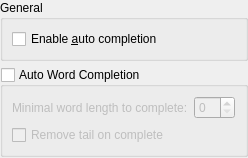
Qt form part/dialogs/completionconfigtab.ui (KDE/kate) before a commit.
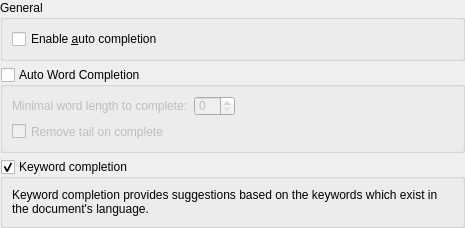
The same form after that commit. Custom widgets are drawn as their Qt base class.

Commit message:
Keyword-based completion model
REVIEW:115422

The edit to the form file:
```diff
--- a/part/dialogs/completionconfigtab.ui
+++ b/part/dialogs/completionconfigtab.ui
@@ -2,6 +2,14 @@
 <ui version="4.0">
  <class>CompletionConfigTab</class>
  <widget class="QWidget" name="CompletionConfigTab">
+  <property name="geometry">
+   <rect>
+    <x>0</x>
+    <y>0</y>
+    <width>465</width>
+    <height>228</height>
+   </rect>
+  </property>
   <layout class="QVBoxLayout" name="verticalLayout">
    <property name="margin">
     <number>0</number>
@@ -74,6 +82,28 @@
      </layout>
     </widget>
    </item>
+   <item>
+    <widget class="QGroupBox" name="gbKeywordCompletion">
+     <property name="title">
+      <string>Keyword completion</string>
+     </property>
+     <property name="checkable">
+      <bool>true</bool>
+     </property>
+     <layout class="QVBoxLayout" name="verticalLayout_3">
+      <item>
+       <widget class="QLabel" name="label_2">
+        <property name="text">
+         <string>Keyword completion provides suggestions based on the keywords which exist in the document's language.</string>
+        </property>
+        <property name="wordWrap">
+         <bool>true</bool>
+        </property>
+       </widget>
+      </item>
+     </layout>
+    </widget>
+   </item>
    <item>
     <spacer name="verticalSpacer">
      <property name="orientation">
```
The commit also changes 14 other files.
